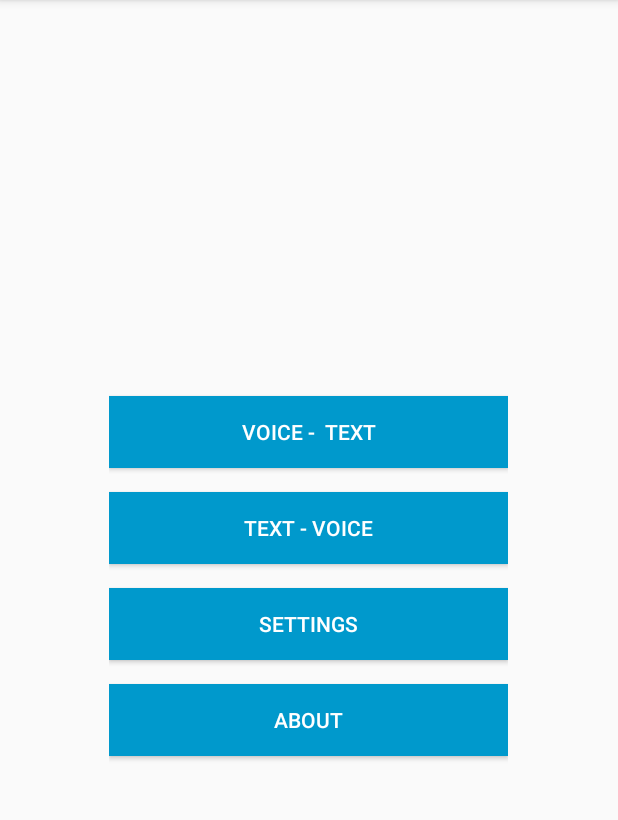
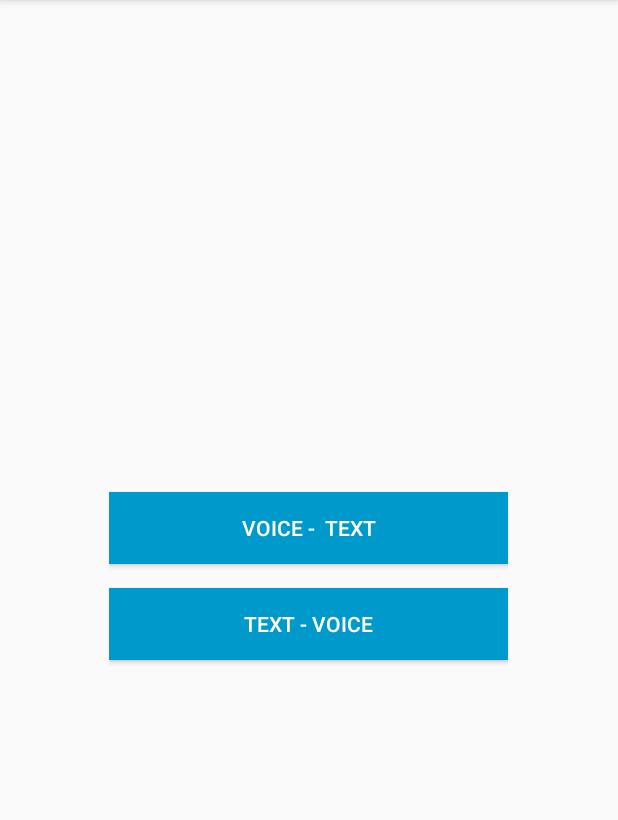
Before and after one commit to IonutBoicu/Voice-Recognition-Ubis, an Android app: the screen it shows after launch (MainMenuActivity), on a phone screen of 412 x 824 dp, the part 84-904 px from its top. Run offline under Robolectric (Android 15) with nearby library versions, the light colour scheme and no system bars.

Commit message:
modified visibility

```diff
--- a/VoiceRecognition/app/src/main/res/layout/activity_main_menu.xml
+++ b/VoiceRecognition/app/src/main/res/layout/activity_main_menu.xml
@@ -60,6 +60,7 @@
                     android:background="@android:color/holo_blue_dark"
                     android:textColor="@android:color/white"
                     android:layout_marginBottom="@dimen/activity_vertical_margin"
+                    android:visibility="gone"
                     android:onClick="startSettings"
                     />
 
@@ -71,6 +72,7 @@
                     android:background="@android:color/holo_blue_dark"
                     android:textColor="@android:color/white"
                     android:layout_marginBottom="@dimen/activity_vertical_margin"
+                    android:visibility="gone"
                     android:onClick="startAbout"
                     />
 
```
Also changed, not shown: 1 other file.
